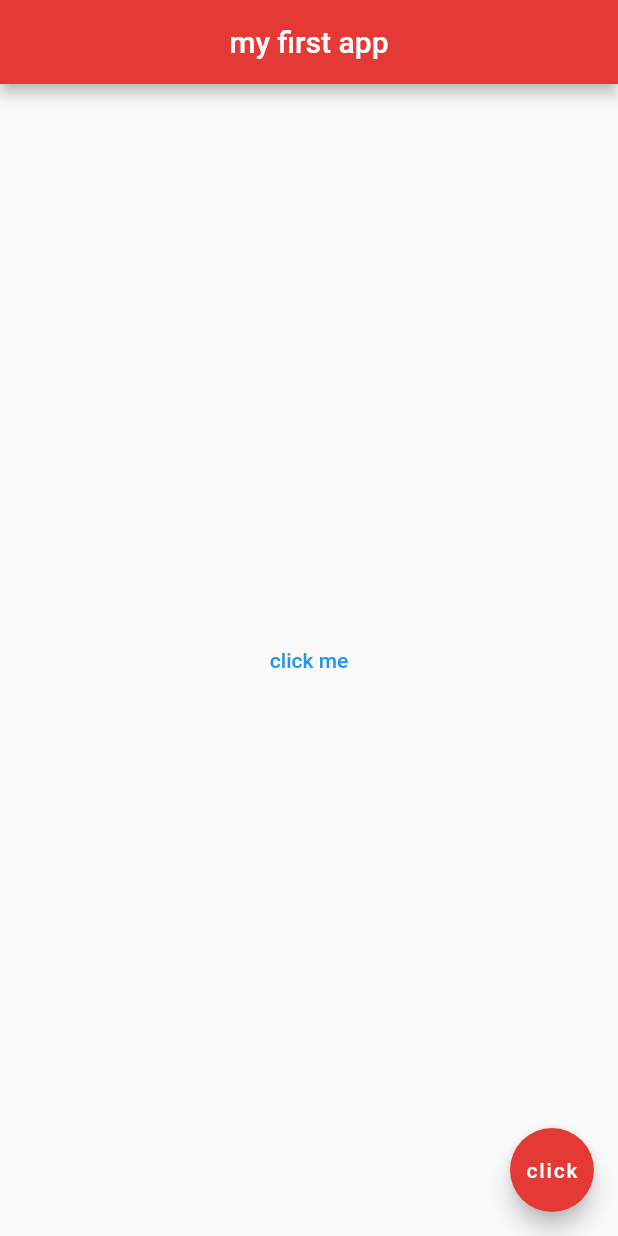
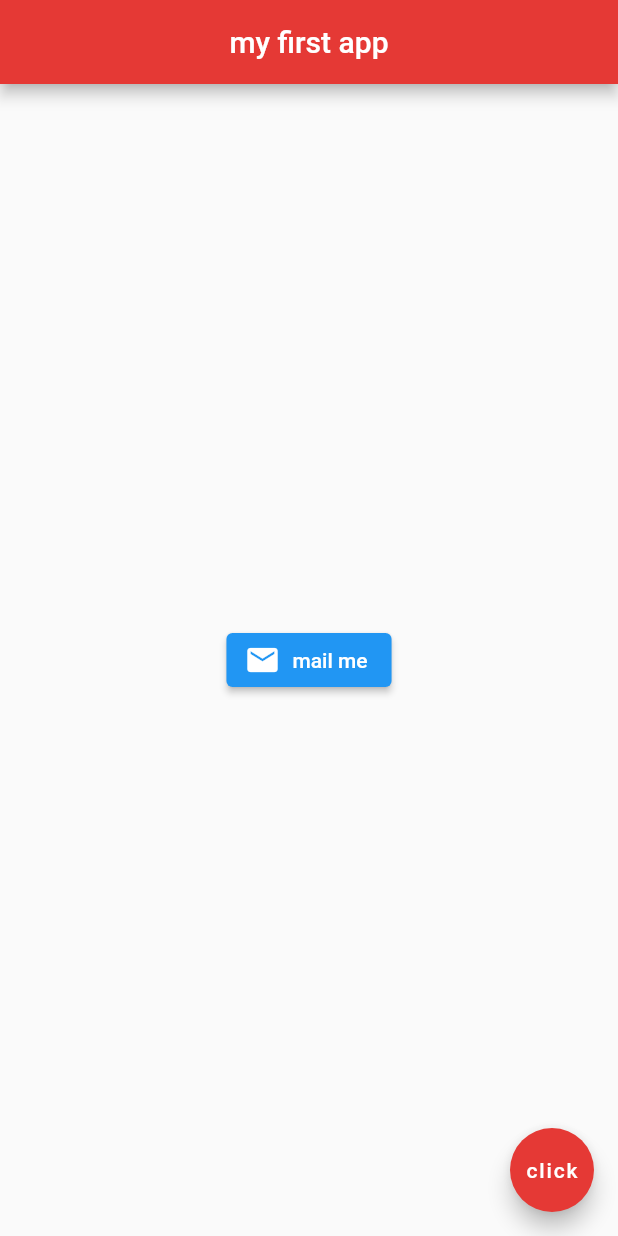
Before and after one commit to AFRT927/first_flutter_app, a Flutter app: the screen it shows after launch, on a phone screen of 412 x 824 dp. Run offline on Flutter 3.47's test engine with Material 2 defaults, Android fonts, the light colour scheme and no system bars.

Commit message:
elevated button with icon inside

```diff
--- a/lib/main.dart
+++ b/lib/main.dart
@@ -27,10 +27,13 @@ class Home extends StatelessWidget {
       backgroundColor: Colors.red[600],
     ),
   body: Center(
-    child: TextButton(
+    child: ElevatedButton.icon(
       onPressed: (){},
-      child: Text('click me')
-      )
+       icon: Icon(
+        Icons.email
+       ),
+        label: Text('mail me')
+        )
   ),
   floatingActionButton: FloatingActionButton(
     onPressed: () {},
```
